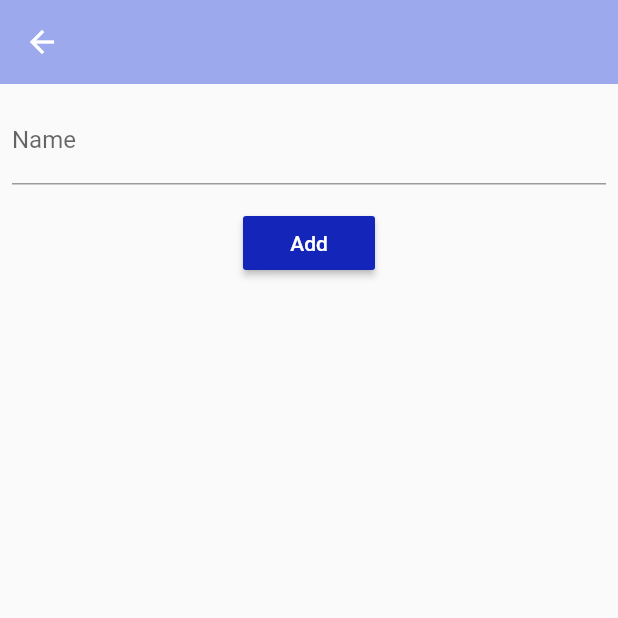
After one commit to DbilPL/Linker, a Flutter app: the AddGroup screen opened directly, after a tap on "Add", on a phone screen of 412 x 824 dp, the top half of it. The commit adds this screen. Run offline on Flutter 3.47's test engine with Material 2 defaults, Android fonts, the phone set to English and light mode, and no system bars; our stand-ins replace bloc, cloud_firestore, dartz, data_connection_checker, equatable, firebase_auth and 7 more; missing offline and left inert: flutter_circle_color_picker; accounts and stored records are empty.

Commit message:
Groups of user list implemented, adding new group to Cloud Firestore implemented

```diff
--- a/lib/features/group_table/presentation/bloc/group_table_event.dart
+++ b/lib/features/group_table/presentation/bloc/group_table_event.dart
@@ -12,3 +12,12 @@ class LoadGroupSnapshots extends GroupTableEvent {
   @override
   List<Object> get props => [groupName];
 }
+
+class AddNewGroup extends GroupTableEvent {
+  final String groupName, uid, userName;
+
+  AddNewGroup(this.groupName, this.uid, this.userName);
+
+  @override
+  List<Object> get props => [groupName, uid, userName];
+}
--- /dev/null
+++ b/lib/features/group_table/presentation/pages/add_group.dart
@@ -0,0 +1,96 @@
+import 'package:cloud_firestore/cloud_firestore.dart';
+import 'package:flutter/material.dart';
+import 'package:flutter_bloc/flutter_bloc.dart';
+import 'package:linker/features/group_table/presentation/bloc/bloc.dart';
+import 'package:linker/features/table/data/model/user_data_model.dart';
+import 'package:linker/features/table/presentation/bloc/user_table_bloc.dart';
+import 'package:linker/features/table/presentation/bloc/user_table_event.dart';
+
+class AddGroup extends StatefulWidget {
+  final DocumentSnapshot snapshot;
+  final String uid;
+
+  const AddGroup({Key key, this.snapshot, this.uid}) : super(key: key);
+
+  @override
+  _AddGroupState createState() => _AddGroupState();
+}
+
+class _AddGroupState extends State<AddGroup> {
+  TextEditingController _nameController = TextEditingController(text: '');
+
+  @override
+  Widget build(BuildContext context) {
+    return Scaffold(
+      appBar: AppBar(),
+      body: Padding(
+        padding: const EdgeInsets.all(8.0),
+        child: BlocListener<GroupTableBloc, GroupTableState>(
+          listener: (context, state) {
+            if (state is SnapshotsLoaded) {
+              Navigator.of(context).pop();
+              Navigator.of(context).pushReplacementNamed('/group-table-page');
+            }
+            if (state is FailureGroupTableState) {
+              Scaffold.of(context).showSnackBar(
+                SnackBar(
+                  content: Text(state.message),
+                  backgroundColor: Theme.of(context).errorColor,
+                ),
+              );
+            }
+          },
+          child: BlocBuilder<GroupTableBloc, GroupTableState>(
+            builder: (context, state) {
+              return Column(
+                children: [
+                  TextFormField(
+                    controller: _nameController,
+                    decoration: InputDecoration(
+                      labelText: 'Name',
+                    ),
+                  ),
+                  SizedBox(
+                    height: 15,
+                  ),
+                  state is LoadingGroupTableState
+                      ? CircularProgressIndicator(
+                          valueColor: AlwaysStoppedAnimation<Color>(
+                            Theme.of(context).primaryColor,
+                          ),
+                        )
+                      : RaisedButton(
+                          onPressed: () {
+                            final prevUserDataModel =
+                                UserDataModel.fromJson(widget.snapshot.data);
+
+                            BlocProvider.of<GroupTableBloc>(context).add(
+                              AddNewGroup(
+                                _nameController.text,
+                                widget.uid,
+                                prevUserDataModel.name,
+                              ),
+                            );
+
+                            BlocProvider.of<UserTableBloc>(context).add(
+                              AddNewGroupToUserData(
+                                _nameController.text,
+                                prevUserDataModel,
+                                widget.snapshot.reference,
+                              ),
+                            );
+                          },
+                          child: Text(
+                            'Add',
+                            style: Theme.of(context).textTheme.button,
+                          ),
+                        ),
+                ],
+              );
+            },
+          ),
+        ),
+      ),
+    );
+  }
+}
--- a/lib/features/table/presentation/bloc/user_table_event.dart
+++ b/lib/features/table/presentation/bloc/user_table_event.dart
@@ -15,6 +15,17 @@ class LoadUserDataInitial extends UserTableEvent {
 
   @override
   List<Object> get props => [uid];
+}
+
+class AddNewGroupToUserData extends UserTableEvent {
+  final String groupName;
+  final UserDataModel prevUserDataModel;
+  final DocumentReference reference;
+
+  AddNewGroupToUserData(this.groupName, this.prevUserDataModel, this.reference);
+
+  @override
+  List<Object> get props => [groupName, prevUserDataModel, reference];
 }
 
 class AddNewLinkTypeEvent extends UserTableEvent {
--- a/lib/injection_container.dart
+++ b/lib/injection_container.dart
@@ -13,6 +13,7 @@ import 'package:linker/features/authentication/domain/usecases/sign_out.dart';
 import 'package:linker/features/authentication/presentation/bloc/bloc.dart';
 import 'package:linker/features/group_table/data/datasources/group_table_data_source.dart';
 import 'package:linker/features/group_table/data/respositories/group_table_repository_impl.dart';
+import 'package:linker/features/group_table/domain/usecases/create_new_group.dart';
 import 'package:linker/features/group_table/domain/usecases/dynamic_link_stream.dart';
 import 'package:linker/features/group_table/domain/usecases/generate_joining_link.dart';
 import 'package:linker/features/group_table/domain/usecases/get_group_table_stream.dart';
@@ -69,7 +70,9 @@ Future<void> init() async {
   sl.registerSingleton(GetGroupTableStream(sl<GroupTableRepositoryImpl>()));
   sl.registerSingleton(UpdateGroupTableData(sl<GroupTableRepositoryImpl>()));
   sl.registerSingleton(GenerateJoiningLink(sl<GroupTableRepositoryImpl>()));
+  sl.registerSingleton(CreateNewGroup(sl<GroupTableRepositoryImpl>()));
   sl.registerSingleton(DynamicLinkStream(sl<GroupTableRepositoryImpl>()));
   sl.registerSingleton(DynamicLinkBloc(sl<DynamicLinkStream>()));
-  sl.registerSingleton(GroupTableBloc(sl<GetGroupTableStream>()));
+  sl.registerSingleton(
+      GroupTableBloc(sl<GetGroupTableStream>(), sl<CreateNewGroup>()));
 }
--- a/lib/main.dart
+++ b/lib/main.dart
@@ -2,6 +2,7 @@ import 'package:flare_flutter/flare_actor.dart';
 import 'package:flutter/material.dart';
 import 'package:flutter_bloc/flutter_bloc.dart';
 import 'package:linker/features/group_table/presentation/bloc/bloc.dart';
+import 'package:linker/features/group_table/presentation/pages/groups_list.dart';
 import 'package:linker/features/table/presentation/bloc/bloc.dart';
 import 'package:linker/injection_container.dart';
 
@@ -92,6 +93,7 @@ class _MyAppState extends State<MyApp> {
         '/sign-up': (context) => SignUpPage(),
         '/sign-in': (context) => SignInPage(),
         '/user': (context) => UserPage(),
+        '/groups-list': (context) => GroupsList(),
       },
       home: BlocListener<AuthenticationBloc, AuthenticationState>(
         listener: (context, state) async {
```
Also changed, not shown: lib/features/group_table/presentation/bloc/group_table_bloc.dart (+19 -1 lines), lib/features/group_table/presentation/pages/groups_list.dart (added, +127 -0 lines), lib/features/group_table/presentation/widgets/group_name_view.dart (added, +28 -0 lines), lib/features/table/presentation/bloc/user_table_bloc.dart (+23 -0 lines), lib/features/table/presentation/pages/user_page.dart (+25 -8 lines).
